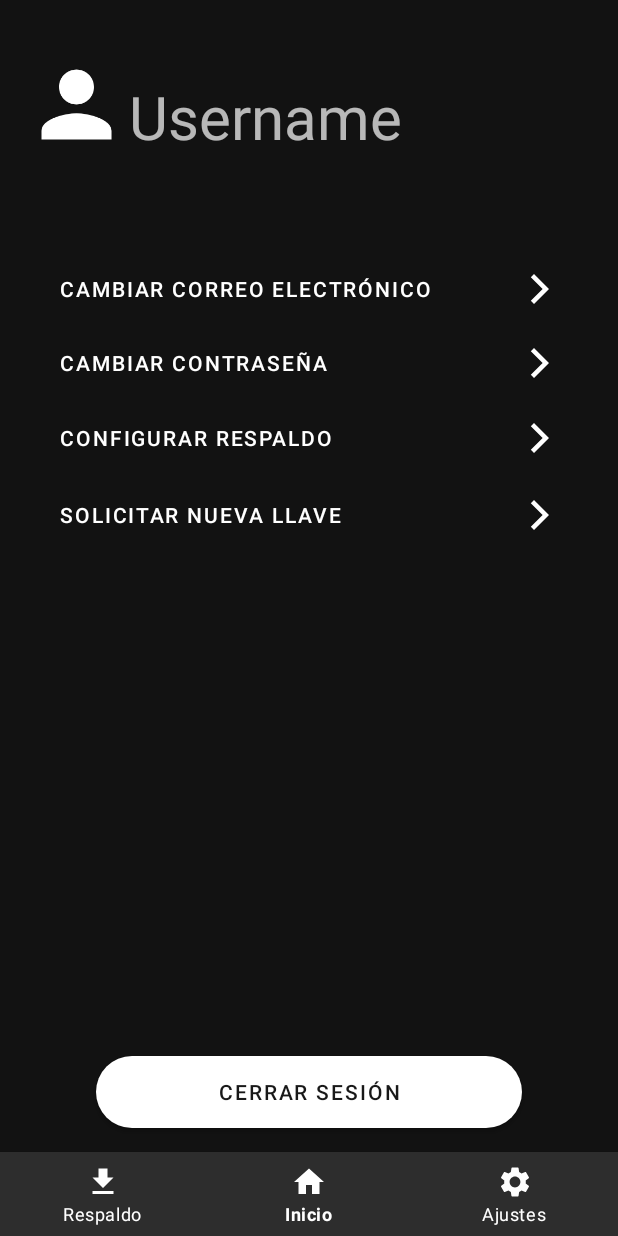
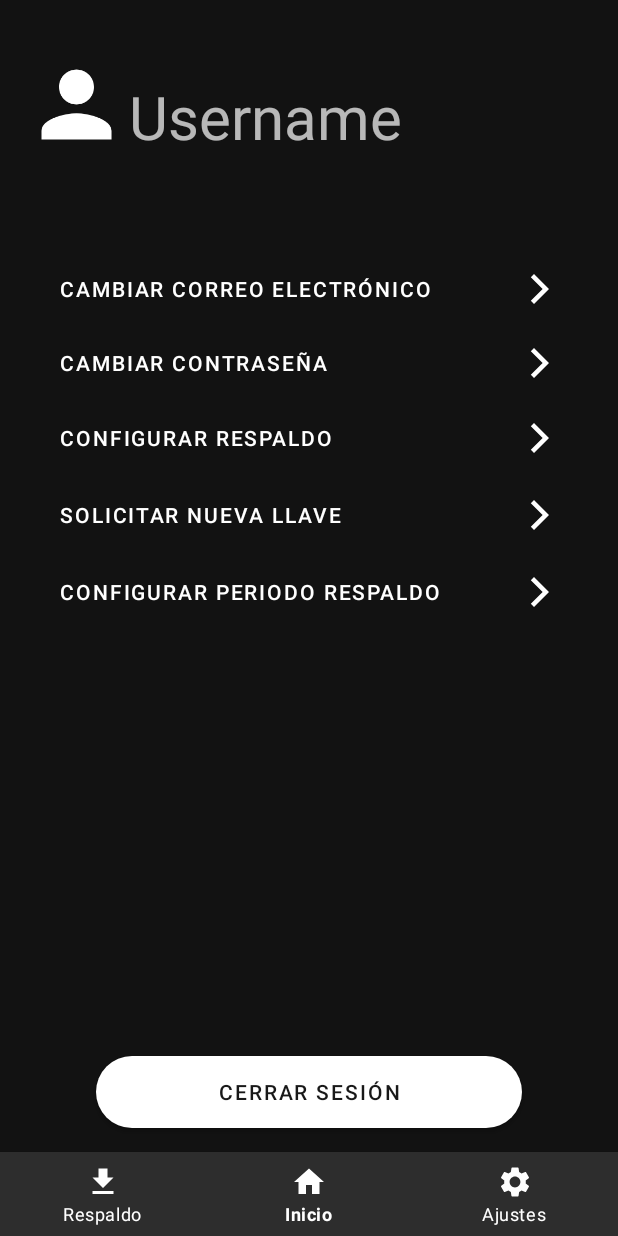
Before and after one commit to Me0089mo/EmergencyBackup, an Android app: the fragment SettingsFragment placed in its activity, on a phone screen of 412 x 824 dp. Run offline under Robolectric (Android 15) with nearby library versions, the phone set to English and light mode, and no system bars; libraries missing offline, so code that uses them is left out: com.auth0.android.

Commit message:
Fragmento para configurar periodo de respaldo

```diff
--- a/V1.0/app/src/main/java/com/example/emergencybackupv10/SignUp.kt
+++ b/V1.0/app/src/main/java/com/example/emergencybackupv10/SignUp.kt
@@ -64,6 +64,7 @@ class SignUp : AppCompatActivity() {
                         getString(R.string.CONFIG_SERVER_PEM_CERTIFICATE),
                         jwt.getClaim(getString(R.string.CONFIG_SERVER_PEM_CERTIFICATE)).asString()
                     )
+                    putInt(getString(R.string.CONFIG_TIME_PERIOD),1)
                     apply()
                 }
                 val intent = Intent(this, RegistrationSuccess::class.java)
--- a/V1.0/app/src/main/java/com/example/emergencybackupv10/fragments/SettingsFragment.kt
+++ b/V1.0/app/src/main/java/com/example/emergencybackupv10/fragments/SettingsFragment.kt
@@ -21,6 +21,7 @@ class SettingsFragment : Fragment() {
     private val changePasswordFragment = ChangePassword()
     private val changeKeyFragment = ChangeKey()
     private val backupSettingsFragment = BackupSettings()
+    private val timePeriodFragment = TimePeriodSettings()
 
     override fun onCreate(savedInstanceState: Bundle?) {
         super.onCreate(savedInstanceState)
@@ -44,6 +45,8 @@ class SettingsFragment : Fragment() {
         change_password_button.setOnClickListener { v -> changeFragment(changePasswordFragment, "change_password_frag")}
         backup_config_button.setOnClickListener { v -> changeFragment(backupSettingsFragment, "backup_config_frag") }
         get_new_key_button.setOnClickListener { v -> changeFragment(changeKeyFragment, "change_key_frag") }
+        update_time_period.setOnClickListener { v -> changeFragment(timePeriodFragment, "update_time_period") }
+
     }
 
 
--- a/V1.0/app/src/main/res/layout/fragment_settings.xml
+++ b/V1.0/app/src/main/res/layout/fragment_settings.xml
@@ -138,6 +138,27 @@
                     app:layout_constraintTop_toBottomOf="@+id/backup_config_button" />
 
                 <Button
+                    android:id="@+id/update_time_period"
+                    style="@style/Widget.MaterialComponents.Button.TextButton.Icon"
+                    android:layout_width="match_parent"
+                    android:layout_height="wrap_content"
+                    android:layout_marginHorizontal="@dimen/button_h_m"
+                    android:layout_marginTop="3dp"
+                    android:background="?android:attr/selectableItemBackground"
+                    android:fontFamily="sans-serif-medium"
+                    android:text="Configurar periodo respaldo"
+                    android:textAlignment="viewStart"
+                    android:textColor="@color/button_font_negative"
+                    android:textSize="14sp"
+                    app:icon="@drawable/ic_baseline_arrow_forward_ios_24"
+                    app:iconGravity="end"
+                    app:iconTint="@color/button_font_negative"
+                    app:layout_constraintEnd_toEndOf="parent"
+                    app:layout_constraintHorizontal_bias="1.0"
+                    app:layout_constraintStart_toStartOf="parent"
+                    app:layout_constraintTop_toBottomOf="@+id/get_new_key_button" />
+
+                <Button
                     android:id="@+id/dashboard_logOut_button"
                     android:layout_width="match_parent"
                     android:layout_height="wrap_content"
--- a/V1.0/app/src/main/res/values/keys.xml
+++ b/V1.0/app/src/main/res/values/keys.xml
@@ -9,6 +9,7 @@
     <string name="ARG_PRIV_KEY">privateKey</string>
     <string name="CONFIG_WAS_LOGED_IN">LOGED_IN</string>
     <string name="CONFIG_DIR_SET">DIR_SET</string>
+    <string name="CONFIG_TIME_PERIOD">TIME_PERIOD</string>
     <string name="EMERGENCY">EMERGENCY</string>
     <string name="KEY_LOCATION">priv_key_location</string>
 </resources>
--- a/V1.0/app/src/main/res/values/strings.xml
+++ b/V1.0/app/src/main/res/values/strings.xml
@@ -33,7 +33,9 @@
     <string name="title_home">Home</string>
     <string name="title_dashboard">Dash</string>
     <string name="title_notifications">Notif</string>
-    <string name="hello_blank_fragment">Hello blank fragment</string>
+    <string name="fragment_time_period_Instructions_header">¿Qué tal seguido realizas tus repaldos?</string>
+    <string name="fragment_time_period_Instructions_text_1">En caso de una emergencia, respaldaremos solo los archivos que que se hayan creado despues de tu ultimo respaldo usando este dato como referencia</string>
+    <string name="fragment_time_period_Instructions_text_2">Selecciona un periodo de tiempo</string>
     <string name="button_seleccionar">Seleccionar</string>
     <string name="button_cifrar">Cifrar</string>
     <string name="button_descifrar">Descifrar</string>
```
Also changed, not shown: V1.0/app/src/main/java/com/example/emergencybackupv10/fragments/TimePeriodSettings.kt (added, +70 -0 lines), V1.0/app/src/main/res/layout/fragment_time_period_config.xml (added, +104 -0 lines).
